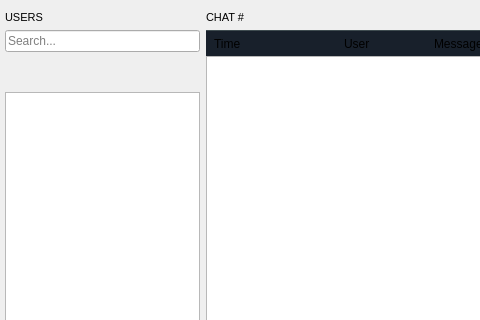
Above: BlockSettleUILib/ChatWidget.ui from BlockSettle/terminal before the change; both pictures show x 0 to 480 and y 0 to 320 of the 1006 by 666 pixel window. Below: the same form after it.
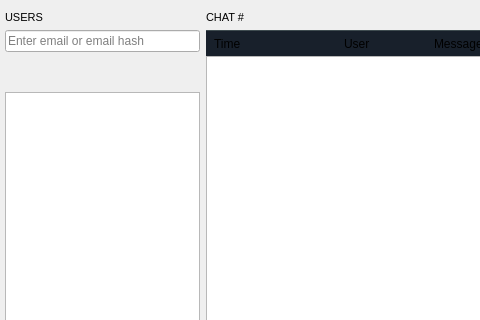
That is the form after the change. Custom widgets are drawn as their Qt base class.

Commit message: replaced placeholder for "CharSearchLIneEdit"

Patch:
```diff
--- a/BlockSettleUILib/ChatWidget.ui
+++ b/BlockSettleUILib/ChatWidget.ui
@@ -157,7 +157,7 @@
              <locale language="English" country="UnitedStates"/>
             </property>
             <property name="placeholderText">
-             <string>Search...</string>
+             <string>Enter email or email hash</string>
             </property>
            </widget>
           </item>
```
